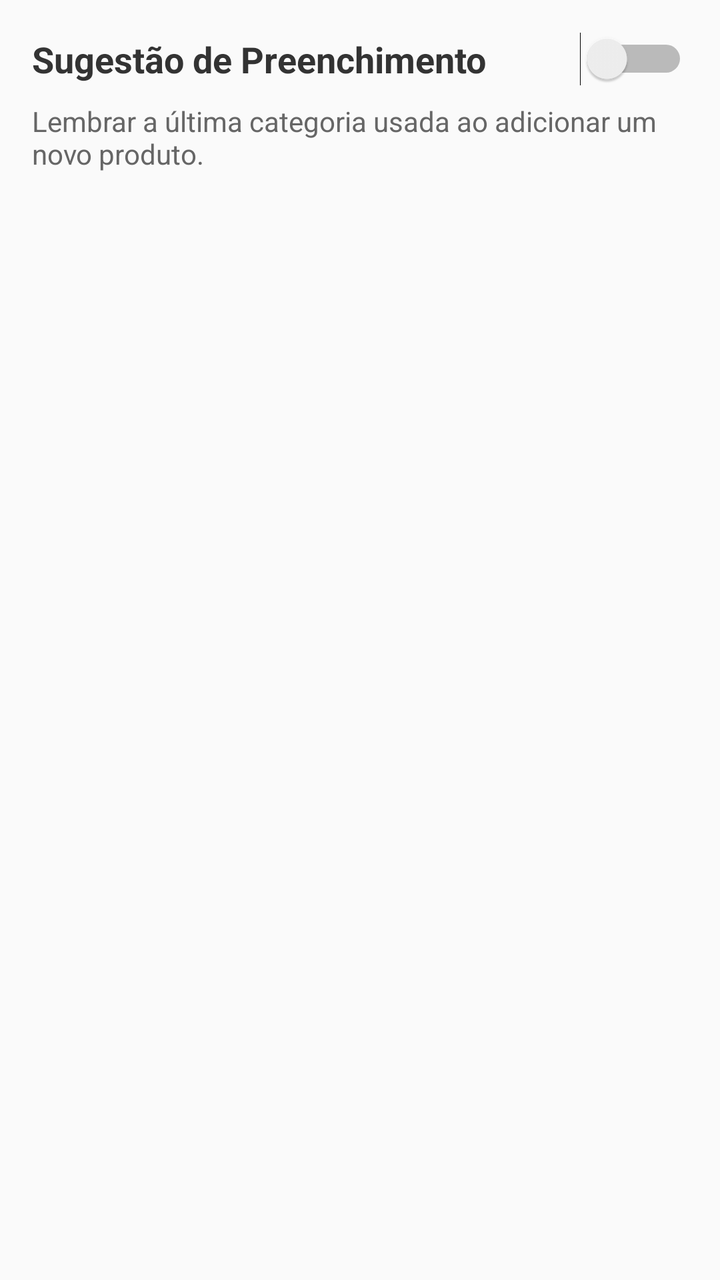
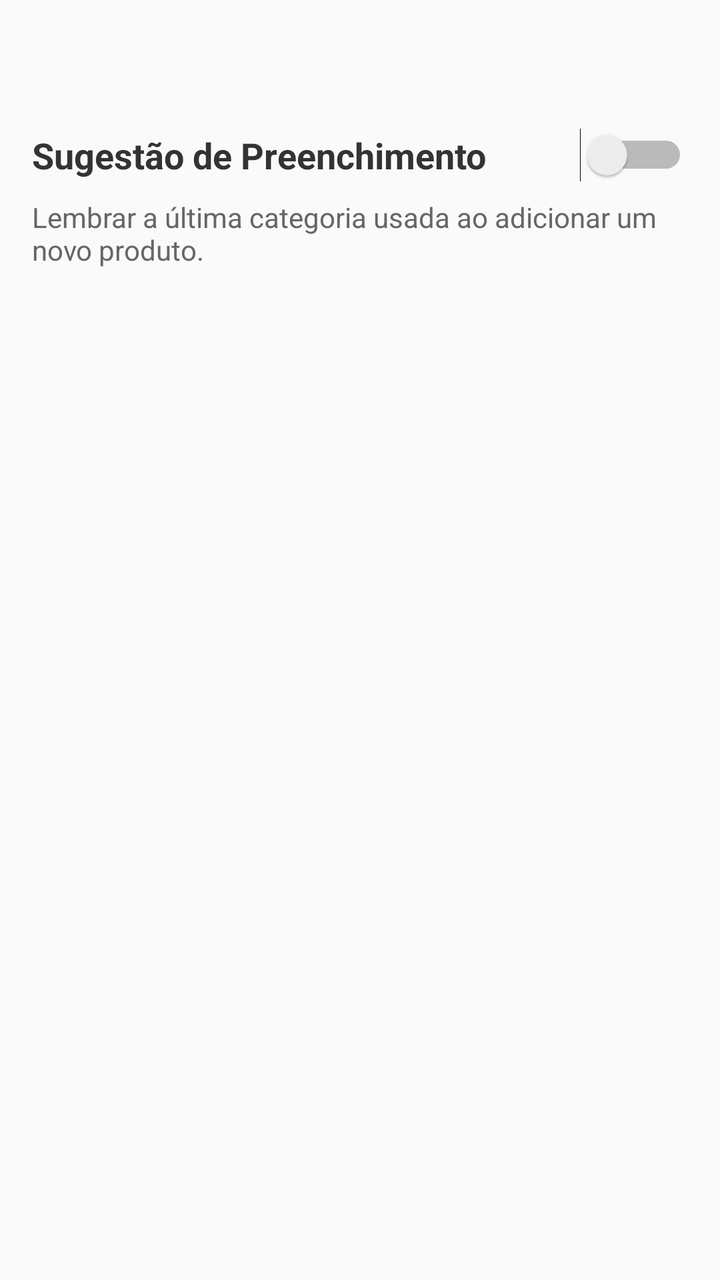

Before-and-after screenshots of an Android layout around one commit, followed by the original layout XML and the change that was made.
<!-- AndroidManifest.xml: application theme Theme.GestaoLanchonete -->
<!-- res/layout/activity_configuracoes.xml -->
<?xml version="1.0" encoding="utf-8"?>
<LinearLayout xmlns:android="http://schemas.android.com/apk/res/android"
    android:layout_width="match_parent"
    android:layout_height="match_parent"
    android:orientation="vertical"
    android:padding="16dp"
    android:background="#FAFAFA">

    <Switch
        android:id="@+id/switchSugestao"
        android:layout_width="match_parent"
        android:layout_height="wrap_content"
        android:text="Sugestão de Preenchimento"
        android:textSize="18sp"
        android:textStyle="bold"
        android:textColor="#333333" />

    <TextView
        android:layout_width="match_parent"
        android:layout_height="wrap_content"
        android:text="Lembrar a última categoria usada ao adicionar um novo produto."
        android:layout_marginTop="8dp"
        android:textColor="#666666"
        android:textSize="14sp" />
</LinearLayout>
<!-- resources referenced by this layout -->
<resources>
  <style name="Theme.GestaoLanchonete" parent="Base.Theme.GestaoLanchonete" />
  <style name="Base.Theme.GestaoLanchonete" parent="Theme.Material3.DayNight.NoActionBar">
          
          
      </style>
</resources>

<!-- the commit's change to res/layout/activity_configuracoes.xml (unified diff, before → after) -->
@@ -3,8 +3,11 @@
     android:layout_width="match_parent"
     android:layout_height="match_parent"
     android:orientation="vertical"
-    android:padding="16dp"
-    android:background="#FAFAFA">
+    android:background="#FAFAFA"
+    android:paddingStart="16dp"
+    android:paddingEnd="16dp"
+    android:paddingBottom="16dp"
+    android:paddingTop="?attr/actionBarSize">
 
     <Switch
         android:id="@+id/switchSugestao"
<!-- resource entries referenced after the edit -->
@@ -1,7 +1,7 @@
 <!-- resources referenced by this layout -->
 <resources>
   <style name="Theme.GestaoLanchonete" parent="Base.Theme.GestaoLanchonete" />
-  <style name="Base.Theme.GestaoLanchonete" parent="Theme.Material3.DayNight.NoActionBar">
+  <style name="Base.Theme.GestaoLanchonete" parent="Theme.Material3.DayNight">
           
           
       </style>
